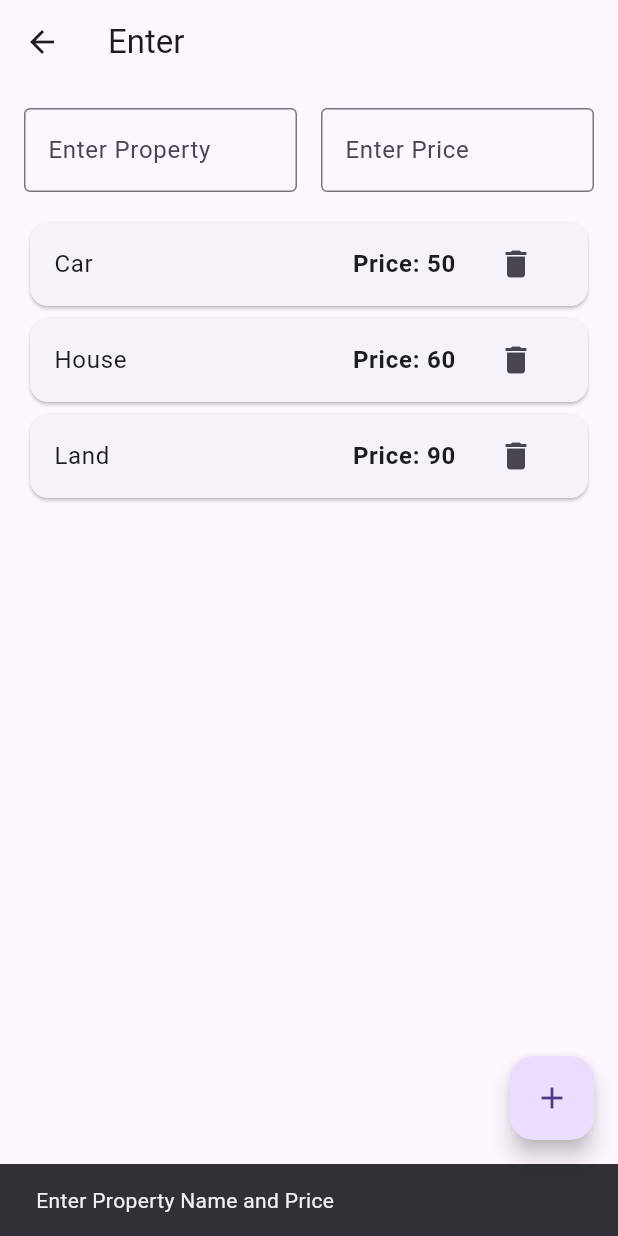
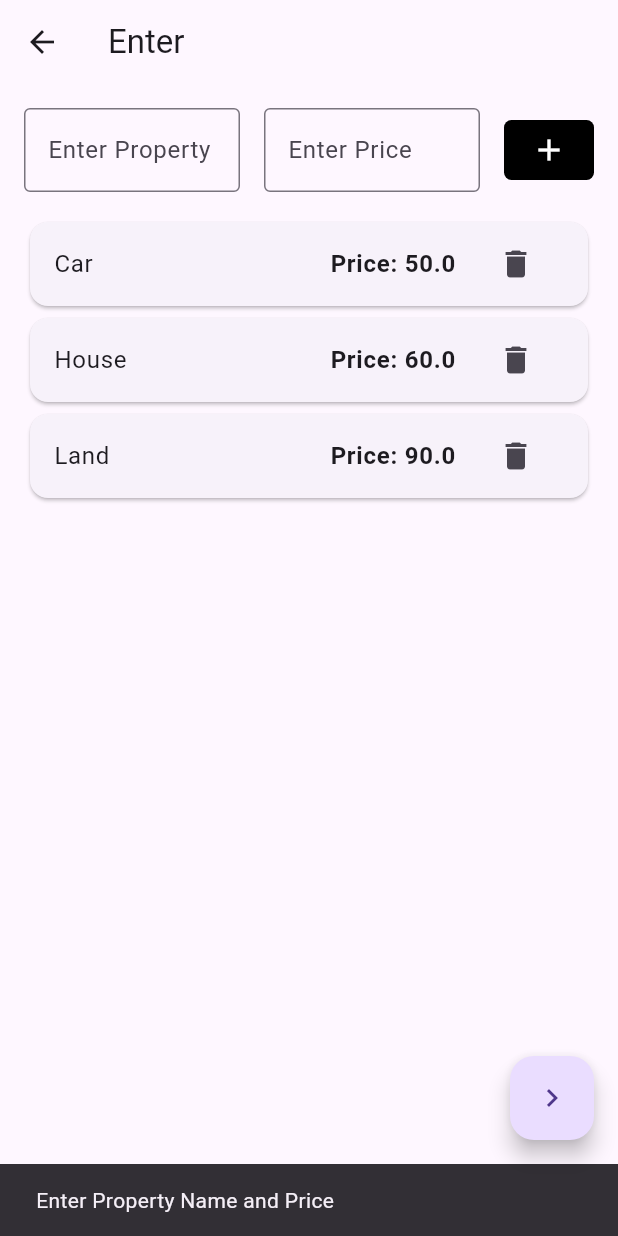
Before and after one commit to Ameer-yasser/MerathApp, a Flutter app: the Page2 screen opened directly, after a tap on the "add" icon, on a phone screen of 412 x 824 dp. Run offline on Flutter 3.47's test engine with Material 3 defaults, Android fonts, the phone set to English and light mode, and no system bars.

Commit message:
initial commit

```diff
--- a/lib/Page2.dart
+++ b/lib/Page2.dart
@@ -31,9 +31,9 @@ class Page2 extends StatefulWidget {
 
 class _Page2State extends State<Page2> {
   String TextInput = '';
-  int Priceinput = 0;
+  double Priceinput = 0;
   List<String> property = ["Car", "House", "Land"];
-  List<int> Price = [50, 60, 90];
+  List<double> Price = [50.0, 60.0, 90.0];
 
   @override
   Widget build(BuildContext context) {
@@ -74,11 +74,52 @@ class _Page2State extends State<Page2> {
                     ),
                     onChanged: (value) {
                       setState(() {
-                        Priceinput = int.tryParse(value) ?? 0;
+                        Priceinput = double.tryParse(value) ?? 0;
                       });
                     },
                   ),
                 ),
+
+                const SizedBox(width: 16), // spacing
+
+
+                //Add button
+                Container(
+
+                  width: 60,
+                    height: 40,
+                    decoration: BoxDecoration(
+                      color: Colors.black,
+                      borderRadius: BorderRadius.circular(5),
+                    ),
+
+                  child: IconButton(
+
+                   color: Colors.white,
+                    onPressed: (){
+                     setState(() {
+
+                    if(Priceinput == 0 || TextInput.isEmpty){
+                   ScaffoldMessenger.of(context).showSnackBar(SnackBar(
+                  content: Text('Enter Property Name and Price'),
+                  duration: Duration(seconds: 2),
+                       ),
+                       );
+                       }
+                   else{
+                  property.add(TextInput);
+                  Price.add(Priceinput);
+                   }
+
+                    });
+
+                     },
+
+                    icon: const Icon(Icons.add),)
+                ),
+
+
+
               ],
             ),
 
@@ -141,7 +182,7 @@ class _Page2State extends State<Page2> {
       floatingActionButton: FloatingActionButton(
         onPressed: () {
           setState(() {
-
+          /*
             if(Priceinput == 0 || TextInput.isEmpty){
               ScaffoldMessenger.of(context).showSnackBar(SnackBar(
                   content: Text('Enter Property Name and Price'),
@@ -153,10 +194,10 @@ class _Page2State extends State<Page2> {
               property.add(TextInput);
               Price.add(Priceinput);
             }
-
+             */
           });
         },
-        child: const Icon(Icons.add),
+        child: const Icon(Icons.keyboard_arrow_right),
       ),
       floatingActionButtonLocation: FloatingActionButtonLocation.endFloat,
     );
```
